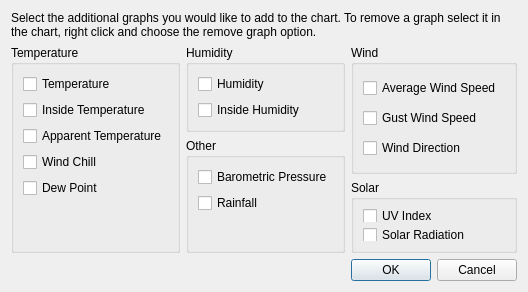
davidrg/zxweather, file desktop/charts/addgraphdialog.ui: the form before one commit.
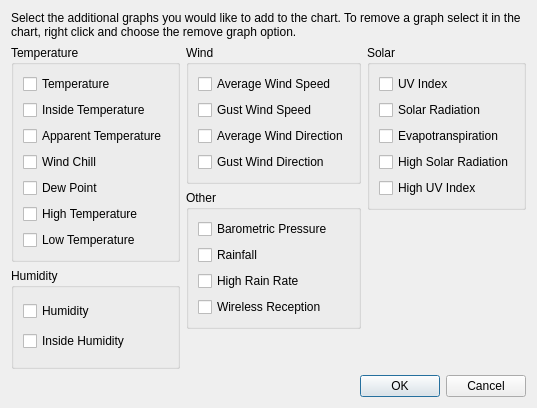
The form after the commit. Icons and pictures are not drawn.

Commit message: Add support for reception, evapotranspiration, high_rain_rate and a selection of other davis-specific columns. Switched sample source over to the web UI rather than gnu-plot.

The edit to the form file:
```diff
--- a/desktop/charts/addgraphdialog.ui
+++ b/desktop/charts/addgraphdialog.ui
@@ -6,8 +6,8 @@
    <rect>
     <x>0</x>
     <y>0</y>
-    <width>478</width>
-    <height>259</height>
+    <width>486</width>
+    <height>500</height>
    </rect>
   </property>
   <property name="windowTitle">
@@ -17,71 +17,11 @@
    <iconset resource="../resources.qrc">
     <normaloff>:/icons/chart-add</normaloff>:/icons/chart-add</iconset>
   </property>
-  <layout class="QGridLayout" name="gridLayout">
-   <item row="1" column="2" rowspan="3">
-    <widget class="QGroupBox" name="gbWind">
-     <property name="title">
-      <string>Wind</string>
-     </property>
-     <layout class="QVBoxLayout" name="verticalLayout_3">
+  <layout class="QVBoxLayout" name="verticalLayout_9">
+   <property name="sizeConstraint">
+    <enum>QLayout::SetFixedSize</enum>
+   </property>
       <item>
-       <widget class="QCheckBox" name="cbAverageWindSpeed">
-        <property name="text">
-         <string>Average Wind Speed</string>
-        </property>
-       </widget>
-      </item>
-      <item>
-       <widget class="QCheckBox" name="cbGustWindSpeed">
-        <property name="text">
-         <string>Gust Wind Speed</string>
-        </property>
-       </widget>
-      </item>
-      <item>
-       <widget class="QCheckBox" name="cbWindDirection">
-        <property name="text">
-         <string>Wind Direction</string>
-        </property>
-       </widget>
-      </item>
-     </layout>
-    </widget>
-   </item>
-   <item row="1" column="1" rowspan="2">
-    <widget class="QGroupBox" name="gbHumidity">
-     <property name="title">
-      <string>Humidity</string>
-     </property>
-     <layout class="QVBoxLayout" name="verticalLayout_2">
-      <item>
-       <widget class="QCheckBox" name="cbHumidity">
-        <property name="text">
-         <string>Humidity</string>
-        </property>
-       </widget>
-      </item>
-      <item>
-       <widget class="QCheckBox" name="cbInsideHumidity">
-        <property name="text">
-         <string>Inside Humidity</string>
-        </property>
-       </widget>
-      </item>
-     </layout>
-    </widget>
-   </item>
-   <item row="5" column="2">
-    <widget class="QDialogButtonBox" name="buttonBox">
-     <property name="orientation">
-      <enum>Qt::Horizontal</enum>
-     </property>
-     <property name="standardButtons">
-      <set>QDialogButtonBox::Cancel|QDialogButtonBox::Ok</set>
-     </property>
-    </widget>
-   </item>
-   <item row="0" column="0" colspan="3">
     <widget class="QLabel" name="label">
      <property name="text">
       <string>Select the additional graphs you would like to add to the chart. To remove a graph select it in the chart, right click and choose the remove graph option.</string>
@@ -91,66 +31,11 @@
      </property>
     </widget>
    </item>
-   <item row="4" column="2">
-    <widget class="QGroupBox" name="gbSolar">
-     <property name="title">
-      <string>Solar</string>
-     </property>
-     <layout class="QVBoxLayout" name="verticalLayout_5">
       <item>
-       <widget class="QCheckBox" name="cbUVIndex">
-        <property name="text">
-         <string>UV Index</string>
-        </property>
-       </widget>
-      </item>
+    <layout class="QHBoxLayout" name="horizontalLayout">
       <item>
-       <widget class="QCheckBox" name="cbSolarRadiation">
-        <property name="text">
-         <string>Solar Radiation</string>
-        </property>
-       </widget>
-      </item>
-     </layout>
-    </widget>
-   </item>
-   <item row="3" column="1" rowspan="2">
-    <widget class="QGroupBox" name="gbOther">
-     <property name="title">
-      <string>Other</string>
-     </property>
-     <layout class="QVBoxLayout" name="verticalLayout_4">
+      <layout class="QVBoxLayout" name="verticalLayout_6">
       <item>
-       <widget class="QCheckBox" name="cbBarometricPressure">
-        <property name="text">
-         <string>Barometric Pressure</string>
-        </property>
-       </widget>
-      </item>
-      <item>
-       <widget class="QCheckBox" name="cbRainfall">
-        <property name="text">
-         <string>Rainfall</string>
-        </property>
-       </widget>
-      </item>
-      <item>
-       <spacer name="verticalSpacer">
-        <property name="orientation">
-         <enum>Qt::Vertical</enum>
-        </property>
-        <property name="sizeHint" stdset="0">
-         <size>
-          <width>20</width>
-          <height>40</height>
-         </size>
-        </property>
-       </spacer>
-      </item>
-     </layout>
-    </widget>
-   </item>
-   <item row="1" column="0" rowspan="4">
     <widget class="QGroupBox" name="gbTemperature">
      <property name="title">
       <string>Temperature</string>
@@ -192,6 +77,191 @@
        </widget>
       </item>
       <item>
+           <widget class="QCheckBox" name="cbHighTemperature">
+            <property name="text">
+             <string>High Temperature</string>
+            </property>
+           </widget>
+          </item>
+          <item>
+           <widget class="QCheckBox" name="cbLowTemperature">
+            <property name="text">
+             <string>Low Temperature</string>
+            </property>
+           </widget>
+          </item>
+         </layout>
+        </widget>
+       </item>
+       <item>
+        <widget class="QGroupBox" name="gbHumidity">
+         <property name="title">
+          <string>Humidity</string>
+         </property>
+         <layout class="QVBoxLayout" name="verticalLayout_2">
+          <item>
+           <widget class="QCheckBox" name="cbHumidity">
+            <property name="text">
+             <string>Humidity</string>
+            </property>
+           </widget>
+          </item>
+          <item>
+           <widget class="QCheckBox" name="cbInsideHumidity">
+            <property name="text">
+             <string>Inside Humidity</string>
+            </property>
+           </widget>
+          </item>
+         </layout>
+        </widget>
+       </item>
+      </layout>
+     </item>
+     <item>
+      <layout class="QVBoxLayout" name="verticalLayout_7">
+       <property name="sizeConstraint">
+        <enum>QLayout::SetFixedSize</enum>
+       </property>
+       <item>
+        <widget class="QGroupBox" name="gbWind">
+         <property name="title">
+          <string>Wind</string>
+         </property>
+         <layout class="QVBoxLayout" name="verticalLayout_3">
+          <item>
+           <widget class="QCheckBox" name="cbAverageWindSpeed">
+            <property name="text">
+             <string>Average Wind Speed</string>
+            </property>
+           </widget>
+          </item>
+          <item>
+           <widget class="QCheckBox" name="cbGustWindSpeed">
+            <property name="text">
+             <string>Gust Wind Speed</string>
+            </property>
+           </widget>
+          </item>
+          <item>
+           <widget class="QCheckBox" name="cbWindDirection">
+            <property name="text">
+             <string>Average Wind Direction</string>
+            </property>
+           </widget>
+          </item>
+          <item>
+           <widget class="QCheckBox" name="cbGustDirection">
+            <property name="text">
+             <string>Gust Wind Direction</string>
+            </property>
+           </widget>
+          </item>
+         </layout>
+        </widget>
+       </item>
+       <item>
+        <widget class="QGroupBox" name="gbOther">
+         <property name="title">
+          <string>Other</string>
+         </property>
+         <layout class="QVBoxLayout" name="verticalLayout_4">
+          <item>
+           <widget class="QCheckBox" name="cbBarometricPressure">
+            <property name="text">
+             <string>Barometric Pressure</string>
+            </property>
+           </widget>
+          </item>
+          <item>
+           <widget class="QCheckBox" name="cbRainfall">
+            <property name="text">
+             <string>Rainfall</string>
+            </property>
+           </widget>
+          </item>
+          <item>
+           <widget class="QCheckBox" name="cbHighRainRate">
+            <property name="text">
+             <string>High Rain Rate</string>
+            </property>
+           </widget>
+          </item>
+          <item>
+           <widget class="QCheckBox" name="cbReception">
+            <property name="text">
+             <string>Wireless Reception</string>
+            </property>
+           </widget>
+          </item>
+         </layout>
+        </widget>
+       </item>
+       <item>
+        <spacer name="verticalSpacer_3">
+         <property name="orientation">
+          <enum>Qt::Vertical</enum>
+         </property>
+         <property name="sizeHint" stdset="0">
+          <size>
+           <width>20</width>
+           <height>40</height>
+          </size>
+         </property>
+        </spacer>
+       </item>
+      </layout>
+     </item>
+     <item>
+      <layout class="QVBoxLayout" name="verticalLayout_8">
+       <property name="sizeConstraint">
+        <enum>QLayout::SetFixedSize</enum>
+       </property>
+       <item>
+        <widget class="QGroupBox" name="gbSolar">
+         <property name="title">
+          <string>Solar</string>
+         </property>
+         <layout class="QVBoxLayout" name="verticalLayout_5">
+          <item>
+           <widget class="QCheckBox" name="cbUVIndex">
+            <property name="text">
+             <string>UV Index</string>
+            </property>
+           </widget>
+          </item>
+          <item>
+           <widget class="QCheckBox" name="cbSolarRadiation">
+            <property name="text">
+             <string>Solar Radiation</string>
+            </property>
+           </widget>
+          </item>
+          <item>
+           <widget class="QCheckBox" name="cbEvapotranspiration">
+            <property name="text">
+             <string>Evapotranspiration</string>
+            </property>
+           </widget>
+          </item>
+          <item>
+           <widget class="QCheckBox" name="cbHighSolarRadiation">
+            <property name="text">
+             <string>High Solar Radiation</string>
+            </property>
+           </widget>
+          </item>
+          <item>
+           <widget class="QCheckBox" name="cbHighUVIndex">
+            <property name="text">
+             <string>High UV Index</string>
+            </property>
+           </widget>
+          </item>
+         </layout>
+        </widget>
+       </item>
+       <item>
        <spacer name="verticalSpacer_2">
         <property name="orientation">
          <enum>Qt::Vertical</enum>
@@ -205,6 +275,17 @@
        </spacer>
       </item>
      </layout>
+     </item>
+    </layout>
+   </item>
+   <item>
+    <widget class="QDialogButtonBox" name="buttonBox">
+     <property name="orientation">
+      <enum>Qt::Horizontal</enum>
+     </property>
+     <property name="standardButtons">
+      <set>QDialogButtonBox::Cancel|QDialogButtonBox::Ok</set>
+     </property>
     </widget>
    </item>
   </layout>
```
Left out of the diff: 15 changed lines with no effect on the pictures. Lines whose indentation alone changed are shown as unchanged. The commit also changes 37 other files.
